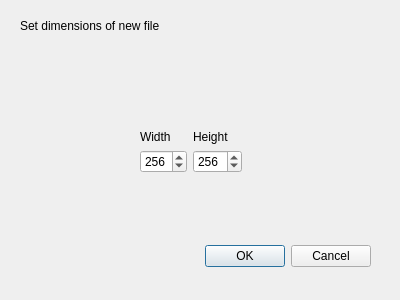
Qt form newfiledialog.ui (guapipapi/CS3505-PixelPi) before a commit.
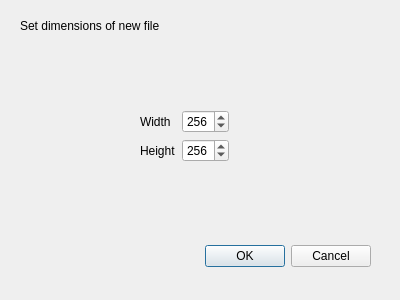
The same form after that commit.

```diff
--- a/newfiledialog.ui
+++ b/newfiledialog.ui
@@ -46,9 +46,9 @@
    <property name="geometry">
     <rect>
      <x>140</x>
-     <y>130</y>
-     <width>102</width>
-     <height>49</height>
+     <y>110</y>
+     <width>89</width>
+     <height>80</height>
     </rect>
    </property>
    <layout class="QFormLayout" name="formLayout">
@@ -59,15 +59,15 @@
       </property>
      </widget>
     </item>
-    <item row="0" column="1">
+    <item row="1" column="0">
      <widget class="QLabel" name="heightLabel">
       <property name="text">
        <string>Height</string>
       </property>
      </widget>
     </item>
-    <item row="1" column="0">
-     <widget class="QSpinBox" name="widthSpinBox">
+    <item row="1" column="1">
+     <widget class="QSpinBox" name="heightSpinBox">
       <property name="minimum">
        <number>2</number>
       </property>
@@ -82,8 +82,8 @@
       </property>
      </widget>
     </item>
-    <item row="1" column="1">
-     <widget class="QSpinBox" name="heightSpinBox">
+    <item row="0" column="1">
+     <widget class="QSpinBox" name="widthSpinBox">
       <property name="minimum">
        <number>2</number>
       </property>
```
Left out of the diff: 2 changed lines with no effect on the pictures.
